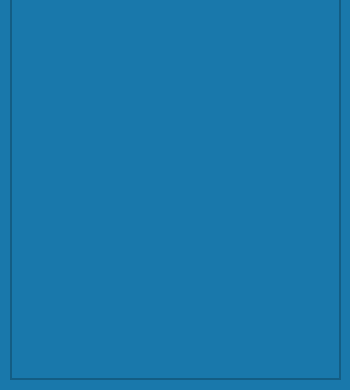
Above: DokanOnlineMarket/SellerSearchGui.ui from Hossam-H22/Dokan_OnlineMarket before the change; both pictures show x 0 to 350 and y 190 to 580 of the 350 by 580 pixel window. Below: the same form after it.
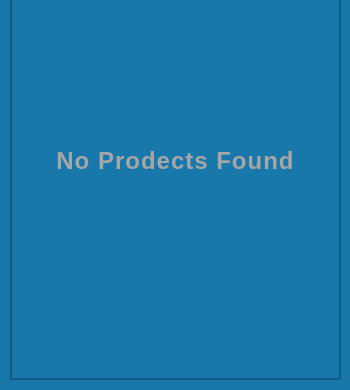
That is the form after the change. Icons and pictures are not drawn.

Patch:
```diff
--- a/DokanOnlineMarket/SellerSearchGui.ui
+++ b/DokanOnlineMarket/SellerSearchGui.ui
@@ -178,6 +178,34 @@
      <string>click here</string>
     </property>
    </widget>
+   <widget class="QLabel" name="lb_NoProduct">
+    <property name="geometry">
+     <rect>
+      <x>50</x>
+      <y>330</y>
+      <width>251</width>
+      <height>41</height>
+     </rect>
+    </property>
+    <property name="font">
+     <font>
+      <pointsize>18</pointsize>
+      <bold>true</bold>
+     </font>
+    </property>
+    <property name="styleSheet">
+     <string notr="true">*{
+letter-spacing: 1px;
+color: #a6a6a6;
+}</string>
+    </property>
+    <property name="text">
+     <string>No Prodects Found</string>
+    </property>
+    <property name="alignment">
+     <set>Qt::AlignCenter</set>
+    </property>
+   </widget>
   </widget>
  </widget>
  <resources>
```
